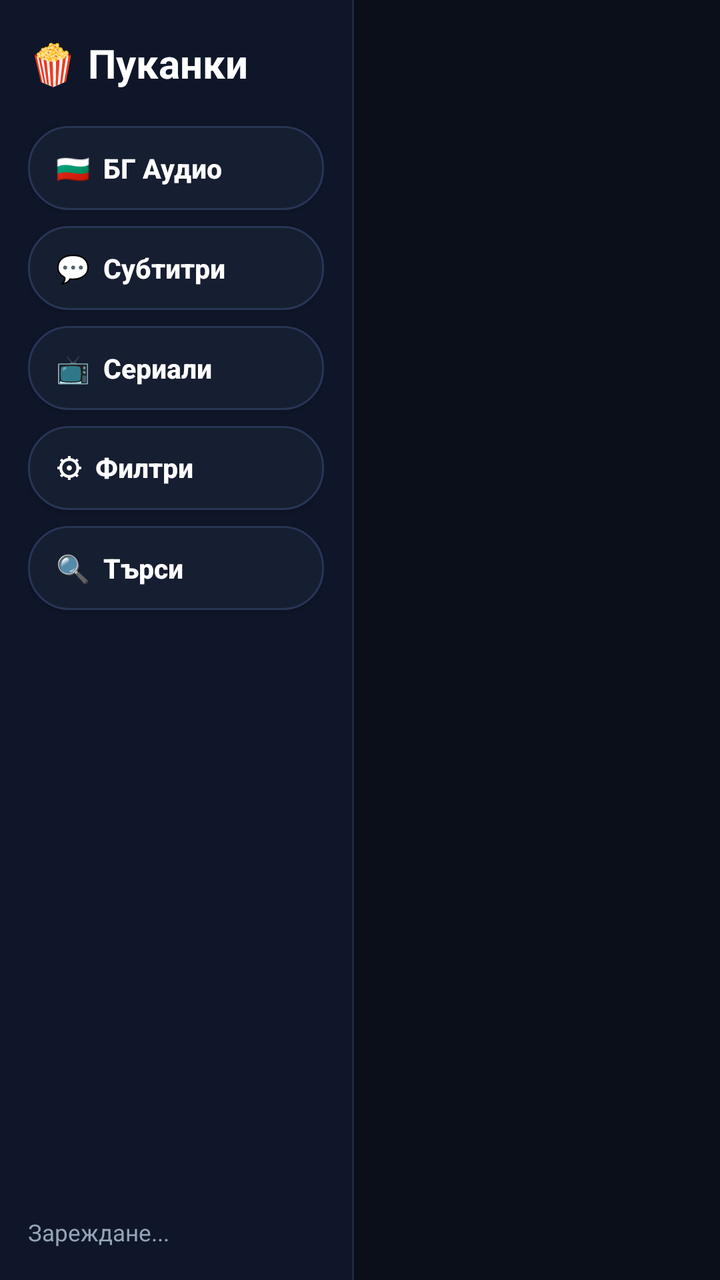
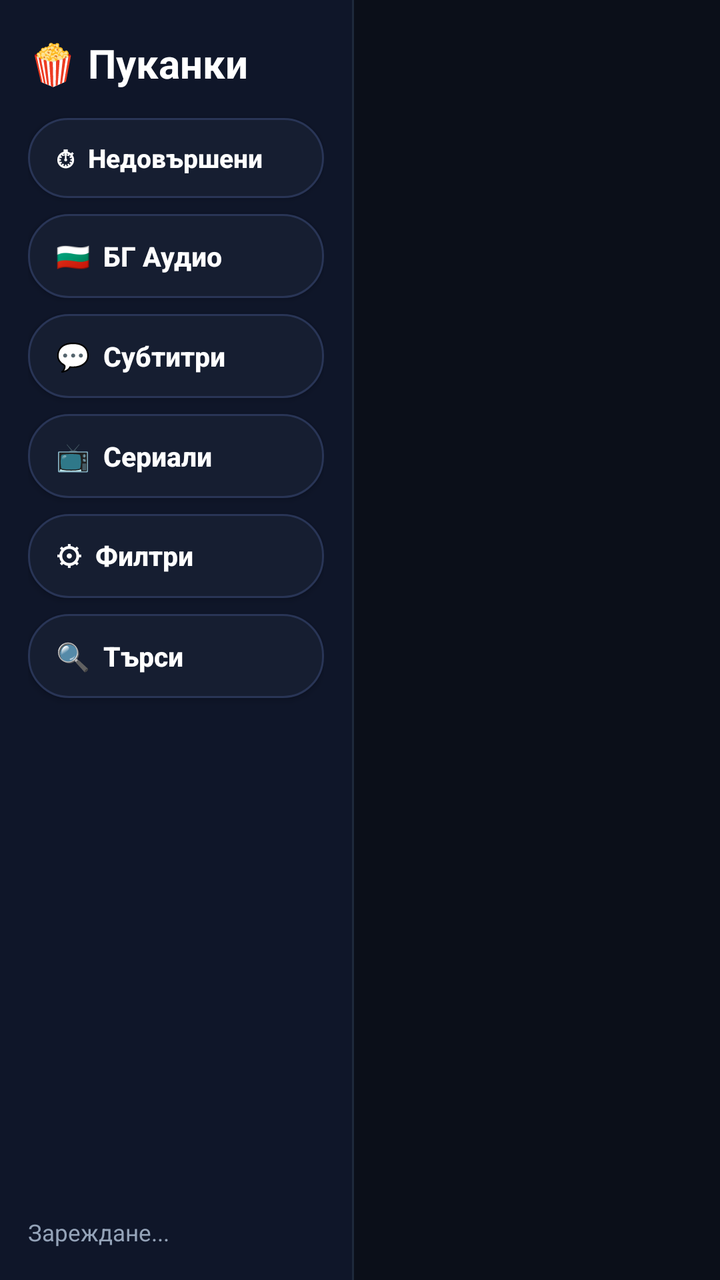

Two renders of the same Android screen: before a commit and after it. Below are the layout's source before the change and the commit's diff.
<!-- AndroidManifest.xml: application theme Theme.PukankiTV -->
<!-- res/layout/activity_main.xml -->
<?xml version="1.0" encoding="utf-8"?>
<FrameLayout xmlns:android="http://schemas.android.com/apk/res/android"
    android:layout_width="match_parent"
    android:layout_height="match_parent"
    android:background="#0B0F19">

    
    <LinearLayout
        android:id="@+id/browseContainer"
        android:layout_width="match_parent"
        android:layout_height="match_parent"
        android:orientation="horizontal">

        
        <LinearLayout
            android:id="@+id/leftSidebar"
            android:layout_width="176dp"
            android:layout_height="match_parent"
            android:background="#0F1629"
            android:orientation="vertical"
            android:paddingLeft="14dp"
            android:paddingTop="18dp"
            android:paddingRight="14dp"
            android:paddingBottom="16dp">

            <TextView
                android:id="@+id/sidebarLogoText"
                android:layout_width="match_parent"
                android:layout_height="wrap_content"
                android:layout_marginBottom="18dp"
                android:gravity="center_vertical"
                android:text="🍿 Пуканки"
                android:textColor="#FFFFFF"
                android:textSize="20sp"
                android:textStyle="bold" />

            <Button
                android:id="@+id/tabBgBtn"
                android:layout_width="match_parent"
                android:layout_height="42dp"
                android:layout_marginBottom="8dp"
                android:background="@drawable/bg_tab_selector"
                android:gravity="start|center_vertical"
                android:nextFocusRight="@id/moviesRecycler"
                android:paddingLeft="14dp"
                android:paddingRight="12dp"
                android:text="🇧🇬  БГ Аудио"
                android:textAllCaps="false"
                android:textColor="#FFFFFF"
                android:textSize="13.5sp"
                android:textStyle="bold" />

            <Button
                android:id="@+id/tabSubBtn"
                android:layout_width="match_parent"
                android:layout_height="42dp"
                android:layout_marginBottom="8dp"
                android:background="@drawable/bg_tab_selector"
                android:gravity="start|center_vertical"
                android:nextFocusRight="@id/moviesRecycler"
                android:paddingLeft="14dp"
                android:paddingRight="12dp"
                android:text="💬  Субтитри"
                android:textAllCaps="false"
                android:textColor="#FFFFFF"
                android:textSize="13.5sp"
                android:textStyle="bold" />

            <Button
                android:id="@+id/tabSeriesBtn"
                android:layout_width="match_parent"
                android:layout_height="42dp"
                android:layout_marginBottom="8dp"
                android:background="@drawable/bg_tab_selector"
                android:gravity="start|center_vertical"
                android:nextFocusRight="@id/moviesRecycler"
                android:paddingLeft="14dp"
                android:paddingRight="12dp"
                android:text="📺  Сериали"
                android:textAllCaps="false"
                android:textColor="#FFFFFF"
                android:textSize="13.5sp"
                android:textStyle="bold" />

            <Button
                android:id="@+id/tabGenreBtn"
                android:layout_width="match_parent"
                android:layout_height="42dp"
                android:layout_marginBottom="8dp"
                android:background="@drawable/bg_tab_selector"
                android:gravity="start|center_vertical"
                android:nextFocusRight="@id/moviesRecycler"
                android:paddingLeft="14dp"
                android:paddingRight="12dp"
                android:text="⚙  Филтри"
                android:textAllCaps="false"
                android:textColor="#FFFFFF"
                android:textSize="13.5sp"
                android:textStyle="bold" />

            <Button
                android:id="@+id/tabSearchBtn"
                android:layout_width="match_parent"
                android:layout_height="42dp"
                android:background="@drawable/bg_tab_selector"
                android:gravity="start|center_vertical"
                android:nextFocusRight="@id/moviesRecycler"
                android:paddingLeft="14dp"
                android:paddingRight="12dp"
                android:text="🔍  Търси"
                android:textAllCaps="false"
                android:textColor="#FFFFFF"
                android:textSize="13.5sp"
                android:textStyle="bold" />

            <View
                android:layout_width="match_parent"
                android:layout_height="0dp"
                android:layout_weight="1" />

            <TextView
                android:id="@+id/statusText"
                android:layout_width="match_parent"
                android:layout_height="wrap_content"
                android:lineSpacingExtra="2dp"
                android:text="Зареждане..."
                android:textColor="#94A3B8"
                android:textSize="11.5sp" />
        </LinearLayout>

        
        <View
            android:layout_width="1dp"
            android:layout_height="match_parent"
            android:background="#1E293B" />

        
        <LinearLayout
            android:layout_width="0dp"
            android:layout_height="match_parent"
            android:layout_weight="1"
            android:orientation="vertical"
            android:paddingLeft="14dp"
            android:paddingTop="12dp"
            android:paddingRight="16dp"
            android:paddingBottom="8dp">

            
            <LinearLayout
                android:id="@+id/searchRow"
                android:layout_width="match_parent"
                android:layout_height="wrap_content"
                android:layout_marginBottom="10dp"
                android:gravity="center_vertical"
                android:orientation="horizontal"
                android:visibility="gone">

                <EditText
                    android:id="@+id/searchInput"
                    android:layout_width="0dp"
                    android:layout_height="42dp"
                    android:layout_marginEnd="10dp"
                    android:layout_weight="1"
                    android:background="@drawable/bg_btn_secondary"
                    android:hint="Въведи име на филм или сериал..."
                    android:imeOptions="actionSearch"
                    android:inputType="text"
                    android:paddingLeft="14dp"
                    android:paddingRight="14dp"
                    android:singleLine="true"
                    android:textColor="#FFFFFF"
                    android:textColorHint="#64748B"
                    android:textSize="14sp" />

                <Button
                    android:id="@+id/searchGoBtn"
                    android:layout_width="wrap_content"
                    android:layout_height="42dp"
                    android:background="@drawable/bg_btn_primary"
                    android:paddingLeft="18dp"
                    android:paddingRight="18dp"
                    android:text="Търси"
                    android:textAllCaps="false"
                    android:textColor="#FFFFFF"
                    android:textSize="14sp"
                    android:textStyle="bold" />
            </LinearLayout>

            
            <FrameLayout
                android:layout_width="match_parent"
                android:layout_height="0dp"
                android:layout_weight="1">

                <androidx.recyclerview.widget.RecyclerView
                    android:id="@+id/moviesRecycler"
                    android:layout_width="match_parent"
                    android:layout_height="match_parent"
                    android:clipToPadding="false"
                    android:paddingBottom="16dp" />

                <ProgressBar
                    android:id="@+id/mainProgress"
                    android:layout_width="48dp"
                    android:layout_height="48dp"
                    android:layout_gravity="center" />

                <TextView
                    android:id="@+id/emptyText"
                    android:layout_width="wrap_content"
                    android:layout_height="wrap_content"
                    android:layout_gravity="center"
                    android:text="Няма намерени филми."
                    android:textColor="#94A3B8"
                    android:textSize="16sp"
                    android:visibility="gone" />
            </FrameLayout>
        </LinearLayout>
    </LinearLayout>

    
    <FrameLayout
        android:id="@+id/detailOverlay"
        android:layout_width="match_parent"
        android:layout_height="match_parent"
        android:background="#F20B0F19"
        android:clickable="true"
        android:visibility="gone">

        <ImageView
            android:id="@+id/detailBackdrop"
            android:layout_width="match_parent"
            android:layout_height="match_parent"
            android:alpha="0.22"
            android:scaleType="centerCrop" />

        <LinearLayout
            android:layout_width="match_parent"
            android:layout_height="match_parent"
            android:gravity="center_vertical"
            android:orientation="horizontal"
            android:padding="36dp">

            <ImageView
                android:id="@+id/detailPoster"
                android:layout_width="220dp"
                android:layout_height="330dp"
                android:layout_marginEnd="32dp"
                android:background="#1E293B"
                android:scaleType="centerCrop" />

            <LinearLayout
                android:layout_width="0dp"
                android:layout_height="wrap_content"
                android:layout_weight="1"
                android:orientation="vertical">

                <TextView
                    android:id="@+id/detailTitle"
                    android:layout_width="match_parent"
                    android:layout_height="wrap_content"
                    android:text="Заглавие"
                    android:textColor="#FFFFFF"
                    android:textSize="30sp"
                    android:textStyle="bold" />

                <TextView
                    android:id="@+id/detailMeta"
                    android:layout_width="match_parent"
                    android:layout_height="wrap_content"
                    android:layout_marginTop="8dp"
                    android:text="1998 • ★ 7.3 • 99 мин • 🇧🇬 БГ Аудио"
                    android:textColor="#34D399"
                    android:textSize="15sp"
                    android:textStyle="bold" />

                <TextView
                    android:id="@+id/detailOverview"
                    android:layout_width="match_parent"
                    android:layout_height="wrap_content"
                    android:layout_marginTop="14dp"
                    android:lineSpacingMultiplier="1.25"
                    android:maxLines="5"
                    android:ellipsize="end"
                    android:text="Описание..."
                    android:textColor="#CBD5E1"
                    android:textSize="15sp" />

                
                <LinearLayout
                    android:layout_width="match_parent"
                    android:layout_height="wrap_content"
                    android:layout_marginTop="22dp"
                    android:orientation="horizontal">

                    <Button
                        android:id="@+id/detailPlayBtn"
                        android:layout_width="wrap_content"
                        android:layout_height="48dp"
                        android:layout_marginEnd="14dp"
                        android:background="@drawable/bg_btn_primary"
                        android:paddingLeft="28dp"
                        android:paddingRight="28dp"
                        android:text="▶ ГЛЕДАЙ СЕГА"
                        android:textAllCaps="false"
                        android:textColor="#FFFFFF"
                        android:textSize="16sp"
                        android:textStyle="bold" />

                    <Button
                        android:id="@+id/detailBackBtn"
                        android:layout_width="wrap_content"
                        android:layout_height="48dp"
                        android:background="@drawable/bg_btn_secondary"
                        android:paddingLeft="20dp"
                        android:paddingRight="20dp"
                        android:text="← Назад"
                        android:textAllCaps="false"
                        android:textColor="#E2E8F0"
                        android:textSize="15sp" />
                </LinearLayout>

                
                <TextView
                    android:layout_width="wrap_content"
                    android:layout_height="wrap_content"
                    android:layout_marginTop="18dp"
                    android:layout_marginBottom="8dp"
                    android:text="Избери конкретен плеър:"
                    android:textColor="#94A3B8"
                    android:textSize="13sp" />

                <HorizontalScrollView
                    android:layout_width="match_parent"
                    android:layout_height="wrap_content"
                    android:scrollbars="none">

                    <LinearLayout
                        android:id="@+id/detailSourcesContainer"
                        android:layout_width="wrap_content"
                        android:layout_height="wrap_content"
                        android:orientation="horizontal" />
                </HorizontalScrollView>
            </LinearLayout>
        </LinearLayout>
    </FrameLayout>

    
    <LinearLayout
        android:id="@+id/filtersOverlay"
        android:layout_width="match_parent"
        android:layout_height="match_parent"
        android:background="#F50B0F19"
        android:orientation="vertical"
        android:paddingLeft="32dp"
        android:paddingTop="22dp"
        android:paddingRight="32dp"
        android:paddingBottom="18dp"
        android:visibility="gone">

        
        <LinearLayout
            android:layout_width="match_parent"
            android:layout_height="wrap_content"
            android:layout_marginBottom="14dp"
            android:gravity="center_vertical"
            android:orientation="horizontal">

            <TextView
                android:layout_width="0dp"
                android:layout_height="wrap_content"
                android:layout_weight="1"
                android:text="⚙ Филтри и сортиране"
                android:textColor="#FFFFFF"
                android:textSize="22sp"
                android:textStyle="bold" />

            <Button
                android:id="@+id/filtersApplyBtn"
                android:layout_width="wrap_content"
                android:layout_height="40dp"
                android:layout_marginEnd="10dp"
                android:background="@drawable/bg_btn_primary"
                android:paddingLeft="20dp"
                android:paddingRight="20dp"
                android:text="✓ Приложи"
                android:textAllCaps="false"
                android:textColor="#FFFFFF"
                android:textSize="14sp"
                android:textStyle="bold" />

            <Button
                android:id="@+id/filtersResetBtn"
                android:layout_width="wrap_content"
                android:layout_height="40dp"
                android:layout_marginEnd="10dp"
                android:background="@drawable/bg_btn_secondary"
                android:paddingLeft="16dp"
                android:paddingRight="16dp"
                android:text="✕ Изчисти"
                android:textAllCaps="false"
                android:textColor="#FFFFFF"
                android:textSize="14sp" />

            <Button
                android:id="@+id/filtersCloseBtn"
                android:layout_width="wrap_content"
                android:layout_height="40dp"
                android:background="@drawable/bg_btn_secondary"
                android:paddingLeft="16dp"
                android:paddingRight="16dp"
                android:text="← Назад"
                android:textAllCaps="false"
                android:textColor="#E2E8F0"
                android:textSize="14sp" />
        </LinearLayout>

        <ScrollView
            android:layout_width="match_parent"
            android:layout_height="0dp"
            android:layout_weight="1"
            android:scrollbars="none">

            <LinearLayout
                android:layout_width="match_parent"
                android:layout_height="wrap_content"
                android:orientation="vertical"
                android:paddingBottom="16dp">

                
                <TextView
                    android:layout_width="wrap_content"
                    android:layout_height="wrap_content"
                    android:layout_marginBottom="6dp"
                    android:text="↕ Сортиране"
                    android:textColor="#34D399"
                    android:textSize="14sp"
                    android:textStyle="bold" />

                <HorizontalScrollView
                    android:layout_width="match_parent"
                    android:layout_height="wrap_content"
                    android:layout_marginBottom="14dp"
                    android:scrollbars="none">

                    <LinearLayout
                        android:id="@+id/filterSortRow"
                        android:layout_width="wrap_content"
                        android:layout_height="wrap_content"
                        android:orientation="horizontal" />
                </HorizontalScrollView>

                
                <TextView
                    android:layout_width="wrap_content"
                    android:layout_height="wrap_content"
                    android:layout_marginBottom="6dp"
                    android:text="🎭 Жанрове   (1 клик = ✓ Включи зелено • 2 клика = ✕ Изключи червено • 3 клика = Изчисти)"
                    android:textColor="#34D399"
                    android:textSize="14sp"
                    android:textStyle="bold" />

                <LinearLayout
                    android:id="@+id/filterGenresWrap"
                    android:layout_width="match_parent"
                    android:layout_height="wrap_content"
                    android:layout_marginBottom="14dp"
                    android:orientation="vertical" />

                
                <TextView
                    android:layout_width="wrap_content"
                    android:layout_height="wrap_content"
                    android:layout_marginBottom="6dp"
                    android:text="📅 Година на издаване"
                    android:textColor="#34D399"
                    android:textSize="14sp"
                    android:textStyle="bold" />

                <HorizontalScrollView
                    android:layout_width="match_parent"
                    android:layout_height="wrap_content"
                    android:layout_marginBottom="14dp"
                    android:scrollbars="none">

                    <LinearLayout
                        android:id="@+id/filterYearRow"
                        android:layout_width="wrap_content"
                        android:layout_height="wrap_content"
                        android:orientation="horizontal" />
                </HorizontalScrollView>

                
                <TextView
                    android:layout_width="wrap_content"
                    android:layout_height="wrap_content"
                    android:layout_marginBottom="6dp"
                    android:text="⏱ Времетраене"
                    android:textColor="#34D399"
                    android:textSize="14sp"
                    android:textStyle="bold" />

                <HorizontalScrollView
                    android:layout_width="match_parent"
                    android:layout_height="wrap_content"
                    android:layout_marginBottom="14dp"
                    android:scrollbars="none">

                    <LinearLayout
                        android:id="@+id/filterDurationRow"
                        android:layout_width="wrap_content"
                        android:layout_height="wrap_content"
                        android:orientation="horizontal" />
                </HorizontalScrollView>

                
                <TextView
                    android:layout_width="wrap_content"
                    android:layout_height="wrap_content"
                    android:layout_marginBottom="6dp"
                    android:text="▶ Конкретен плеър"
                    android:textColor="#34D399"
                    android:textSize="14sp"
                    android:textStyle="bold" />

                <HorizontalScrollView
                    android:layout_width="match_parent"
                    android:layout_height="wrap_content"
                    android:scrollbars="none">

                    <LinearLayout
                        android:id="@+id/filterPlayerRow"
                        android:layout_width="wrap_content"
                        android:layout_height="wrap_content"
                        android:orientation="horizontal" />
                </HorizontalScrollView>
            </LinearLayout>
        </ScrollView>
    </LinearLayout>
</FrameLayout>
<!-- resources referenced by this layout -->
<resources>
  <!-- drawable bg_btn_primary (drawable) -->
  <?xml version="1.0" encoding="utf-8"?>
  <selector xmlns:android="http://schemas.android.com/apk/res/android">
      <item android:state_focused="true">
          <shape android:shape="rectangle">
              <solid android:color="#10B981" />
              <stroke android:width="3dp" android:color="#FFFFFF" />
              <corners android:radius="12dp" />
          </shape>
      </item>
      <item>
          <shape android:shape="rectangle">
              <solid android:color="#059669" />
              <stroke android:width="1dp" android:color="#34D399" />
              <corners android:radius="12dp" />
          </shape>
      </item>
  </selector>
  <!-- drawable bg_btn_secondary (drawable) -->
  <?xml version="1.0" encoding="utf-8"?>
  <selector xmlns:android="http://schemas.android.com/apk/res/android">
      <item android:state_focused="true">
          <shape android:shape="rectangle">
              <solid android:color="#7C3AED" />
              <stroke android:width="3dp" android:color="#FFFFFF" />
              <corners android:radius="10dp" />
          </shape>
      </item>
      <item>
          <shape android:shape="rectangle">
              <solid android:color="#1E293B" />
              <stroke android:width="1dp" android:color="#475569" />
              <corners android:radius="10dp" />
          </shape>
      </item>
  </selector>
  <!-- drawable bg_tab_selector (drawable) -->
  <?xml version="1.0" encoding="utf-8"?>
  <selector xmlns:android="http://schemas.android.com/apk/res/android">
      <item android:state_focused="true">
          <shape android:shape="rectangle">
              <solid android:color="#7C3AED" />
              <stroke android:width="2dp" android:color="#FFFFFF" />
              <corners android:radius="20dp" />
          </shape>
      </item>
      <item android:state_selected="true">
          <shape android:shape="rectangle">
              <solid android:color="#5B21B6" />
              <stroke android:width="1dp" android:color="#A78BFA" />
              <corners android:radius="20dp" />
          </shape>
      </item>
      <item>
          <shape android:shape="rectangle">
              <solid android:color="#161E31" />
              <stroke android:width="1dp" android:color="#293556" />
              <corners android:radius="20dp" />
          </shape>
      </item>
  </selector>
  <style name="Theme.PukankiTV" parent="Theme.AppCompat.NoActionBar">
          <item name="android:windowNoTitle">true</item>
          <item name="android:windowActionBar">false</item>
          <item name="android:windowFullscreen">true</item>
          <item name="android:windowBackground">#0B0F19</item>
          <item name="colorPrimary">#7C3AED</item>
          <item name="colorAccent">#10B981</item>
      </style>
</resources>

<!-- the commit's change to res/layout/activity_main.xml (unified diff, before → after) -->
@@ -27,11 +27,27 @@
                 android:id="@+id/sidebarLogoText"
                 android:layout_width="match_parent"
                 android:layout_height="wrap_content"
-                android:layout_marginBottom="18dp"
+                android:layout_marginBottom="14dp"
                 android:gravity="center_vertical"
                 android:text="🍿 Пуканки"
                 android:textColor="#FFFFFF"
                 android:textSize="20sp"
+                android:textStyle="bold" />
+
+            <Button
+                android:id="@+id/tabContinueBtn"
+                android:layout_width="match_parent"
+                android:layout_height="40dp"
+                android:layout_marginBottom="8dp"
+                android:background="@drawable/bg_tab_selector"
+                android:gravity="start|center_vertical"
+                android:nextFocusRight="@id/moviesRecycler"
+                android:paddingLeft="14dp"
+                android:paddingRight="12dp"
+                android:text="⏱  Недовършени"
+                android:textAllCaps="false"
+                android:textColor="#FFFFFF"
+                android:textSize="13sp"
                 android:textStyle="bold" />
 
             <Button
